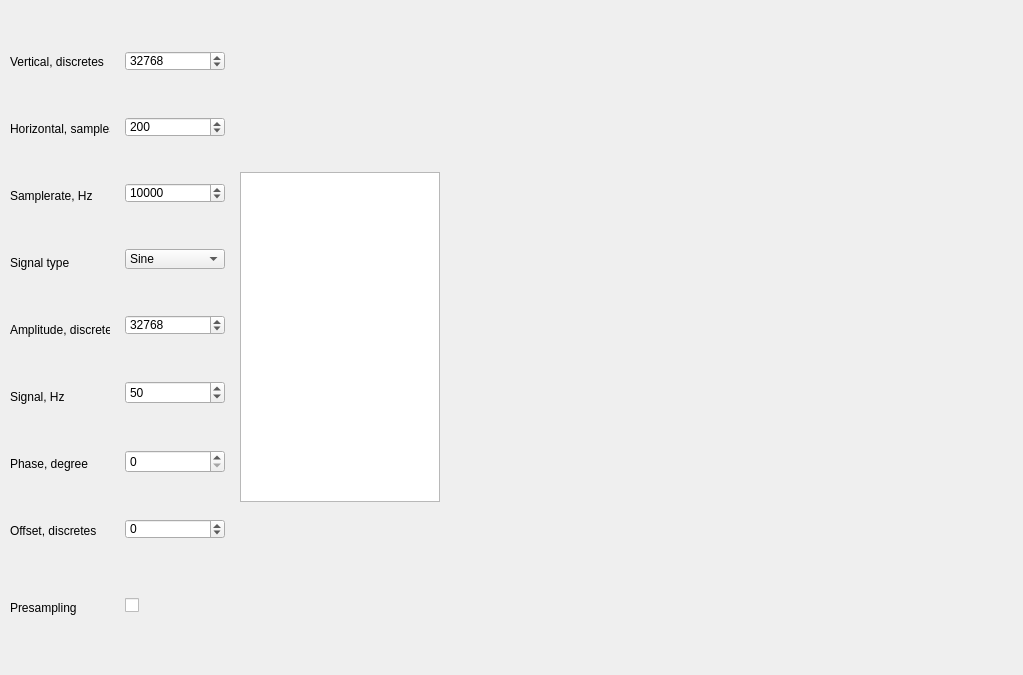
This is qt_app/mainwindow.ui in lema100/fir_int as Qt 5 draws it before an edit. The edited form follows.
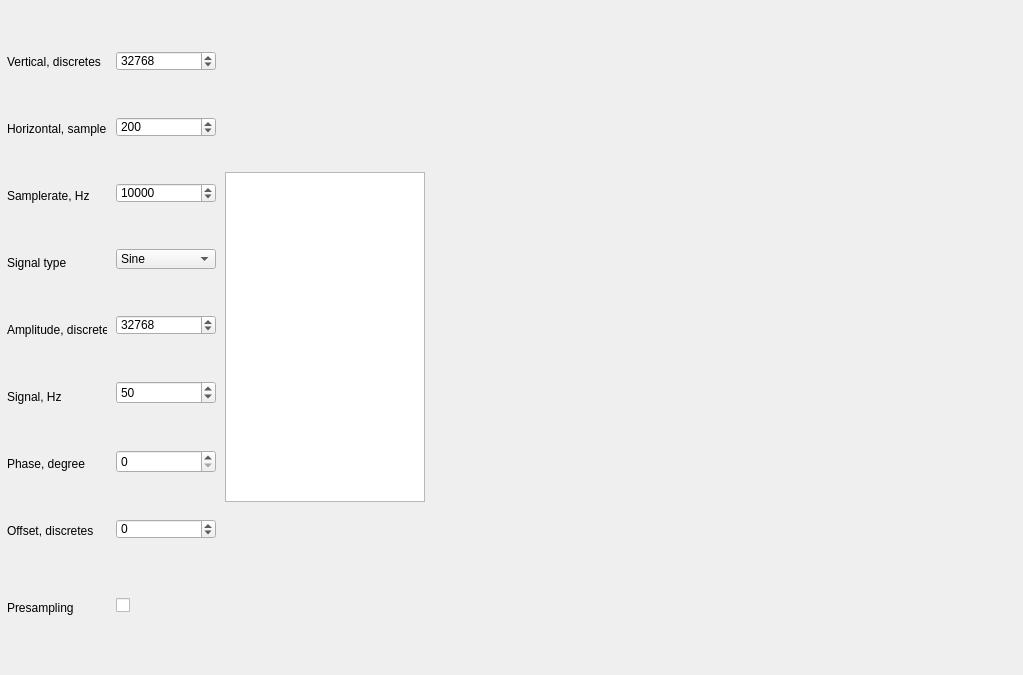
This is the edited form.

```diff
--- a/qt_app/mainwindow.ui
+++ b/qt_app/mainwindow.ui
@@ -69,19 +69,19 @@
       <item>
        <layout class="QVBoxLayout" name="verticalLayout">
         <property name="spacing">
-         <number>5</number>
+         <number>2</number>
         </property>
         <property name="leftMargin">
-         <number>5</number>
+         <number>2</number>
         </property>
         <property name="topMargin">
-         <number>5</number>
+         <number>2</number>
         </property>
         <property name="rightMargin">
-         <number>5</number>
+         <number>2</number>
         </property>
         <property name="bottomMargin">
-         <number>5</number>
+         <number>2</number>
         </property>
         <item>
          <widget class="QLabel" name="label">
@@ -281,22 +281,22 @@
       <item>
        <layout class="QVBoxLayout" name="verticalLayout_3">
         <property name="spacing">
-         <number>5</number>
+         <number>2</number>
         </property>
         <property name="sizeConstraint">
          <enum>QLayout::SetDefaultConstraint</enum>
         </property>
         <property name="leftMargin">
-         <number>5</number>
+         <number>2</number>
         </property>
         <property name="topMargin">
-         <number>5</number>
+         <number>2</number>
         </property>
         <property name="rightMargin">
-         <number>5</number>
+         <number>2</number>
         </property>
         <property name="bottomMargin">
-         <number>5</number>
+         <number>2</number>
         </property>
         <item>
          <widget class="QSpinBox" name="spinBox_vert">
@@ -557,19 +557,19 @@
       <item>
        <layout class="QVBoxLayout" name="verticalLayout_4">
         <property name="spacing">
-         <number>5</number>
+         <number>2</number>
         </property>
         <property name="leftMargin">
-         <number>5</number>
+         <number>2</number>
         </property>
         <property name="topMargin">
-         <number>5</number>
+         <number>2</number>
         </property>
         <property name="rightMargin">
-         <number>5</number>
+         <number>2</number>
         </property>
         <property name="bottomMargin">
-         <number>5</number>
+         <number>2</number>
         </property>
         <item>
          <widget class="QListView" name="listView">
@@ -606,19 +606,19 @@
       <item>
        <layout class="QVBoxLayout" name="verticalLayout_5">
         <property name="spacing">
-         <number>5</number>
+         <number>2</number>
         </property>
         <property name="leftMargin">
-         <number>5</number>
+         <number>2</number>
         </property>
         <property name="topMargin">
-         <number>5</number>
+         <number>2</number>
         </property>
         <property name="rightMargin">
-         <number>5</number>
+         <number>2</number>
         </property>
         <property name="bottomMargin">
-         <number>5</number>
+         <number>2</number>
         </property>
         <item>
          <widget class="QLabel" name="label_rms_in">
```
